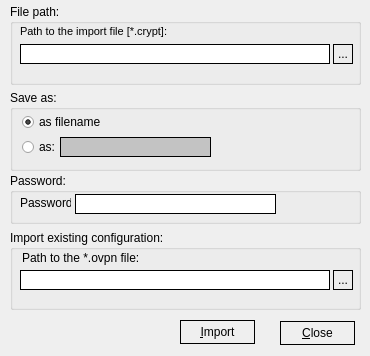
Qt form importconfig.ui (Securepoint/openvpn-client) before a commit.
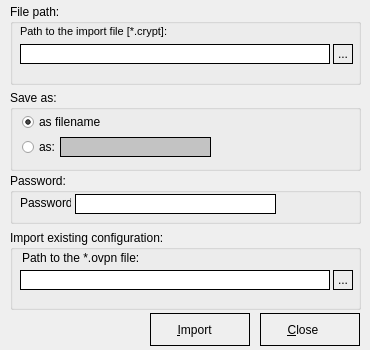
The same form after that commit. Icons and pictures are not drawn.

```diff
--- a/importconfig.ui
+++ b/importconfig.ui
@@ -7,7 +7,7 @@
     <x>0</x>
     <y>0</y>
     <width>370</width>
-    <height>356</height>
+    <height>350</height>
    </rect>
   </property>
   <property name="sizePolicy">
@@ -19,13 +19,13 @@
   <property name="minimumSize">
    <size>
     <width>370</width>
-    <height>356</height>
+    <height>350</height>
    </size>
   </property>
   <property name="maximumSize">
    <size>
     <width>370</width>
-    <height>356</height>
+    <height>350</height>
    </size>
   </property>
   <property name="windowTitle">
@@ -120,7 +120,7 @@
      <rect>
       <x>11</x>
       <y>22</y>
-      <width>82</width>
+      <width>151</width>
       <height>19</height>
      </rect>
     </property>
@@ -219,19 +219,23 @@
   <widget class="QPushButton" name="cmdCancel">
    <property name="geometry">
     <rect>
-     <x>280</x>
-     <y>321</y>
-     <width>75</width>
-     <height>24</height>
+     <x>260</x>
+     <y>313</y>
+     <width>100</width>
+     <height>33</height>
     </rect>
    </property>
    <property name="styleSheet">
     <string notr="true">:enabled {border: 1px solid black}
 :disabled {border: 1px solid black}
-:hover {background-color: rgb(195, 195, 195);}</string>
+:hover {background-color: rgb(195, 195, 195);}
+QPushButton {height: 25px; width: 50px;text-align:left;
+	padding-left: 10px;
+	padding-top: 3px;
+	padding-bottom: 3px;}</string>
    </property>
    <property name="text">
-    <string>&amp;Close</string>
+    <string>     &amp;Close</string>
    </property>
    <property name="icon">
     <iconset resource="systray.qrc">
@@ -239,8 +243,8 @@
    </property>
    <property name="iconSize">
     <size>
-     <width>16</width>
-     <height>16</height>
+     <width>22</width>
+     <height>22</height>
     </size>
    </property>
    <property name="flat">
@@ -250,24 +254,34 @@
   <widget class="QPushButton" name="cmdImport">
    <property name="geometry">
     <rect>
-     <x>180</x>
-     <y>320</y>
-     <width>75</width>
-     <height>24</height>
+     <x>150</x>
+     <y>313</y>
+     <width>100</width>
+     <height>33</height>
     </rect>
    </property>
    <property name="styleSheet">
     <string notr="true">:enabled {border: 1px solid black}
 :disabled {border: 1px solid black}
-:hover {background-color: rgb(195, 195, 195);}</string>
+:hover {background-color: rgb(195, 195, 195);}
+QPushButton {height: 25px; width: 50px;text-align:left;
+	padding-left: 10px;
+	padding-top: 3px;
+	padding-bottom: 3px;}</string>
    </property>
    <property name="text">
-    <string>&amp;Import</string>
+    <string>     &amp;Import</string>
    </property>
    <property name="icon">
     <iconset resource="systray.qrc">
      <normaloff>:/images/import.png</normaloff>:/images/import.png</iconset>
    </property>
+   <property name="iconSize">
+    <size>
+     <width>22</width>
+     <height>22</height>
+    </size>
+   </property>
    <property name="flat">
     <bool>true</bool>
    </property>
```
Left out of the diff: 7 changed lines with no effect on the pictures.
